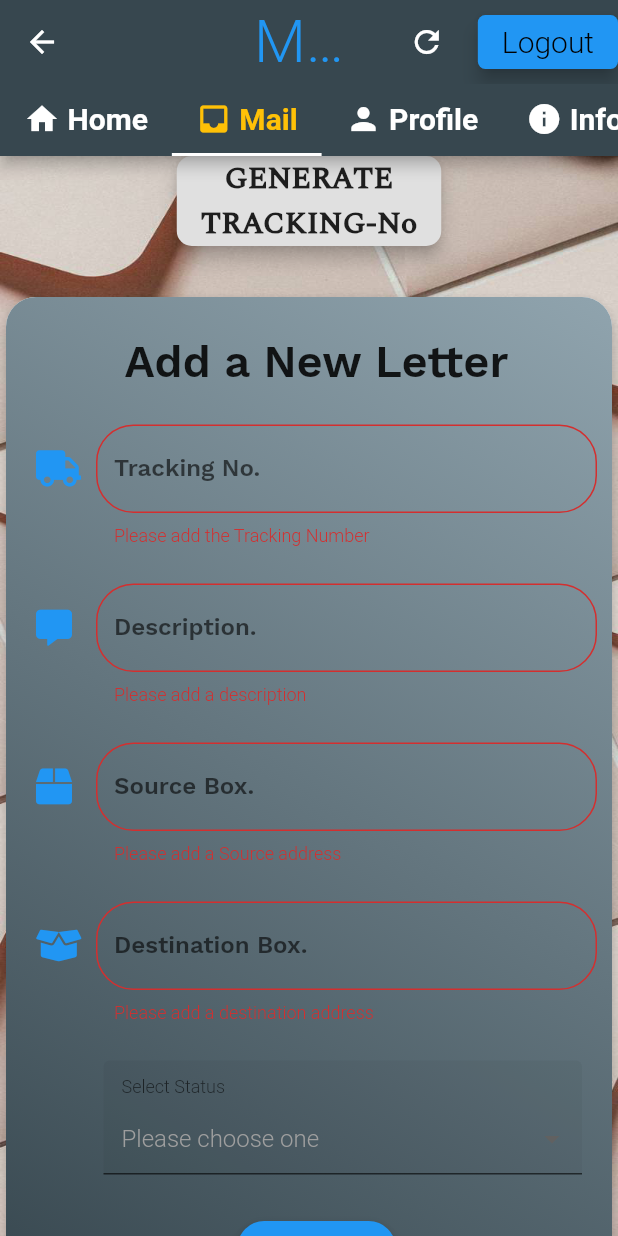
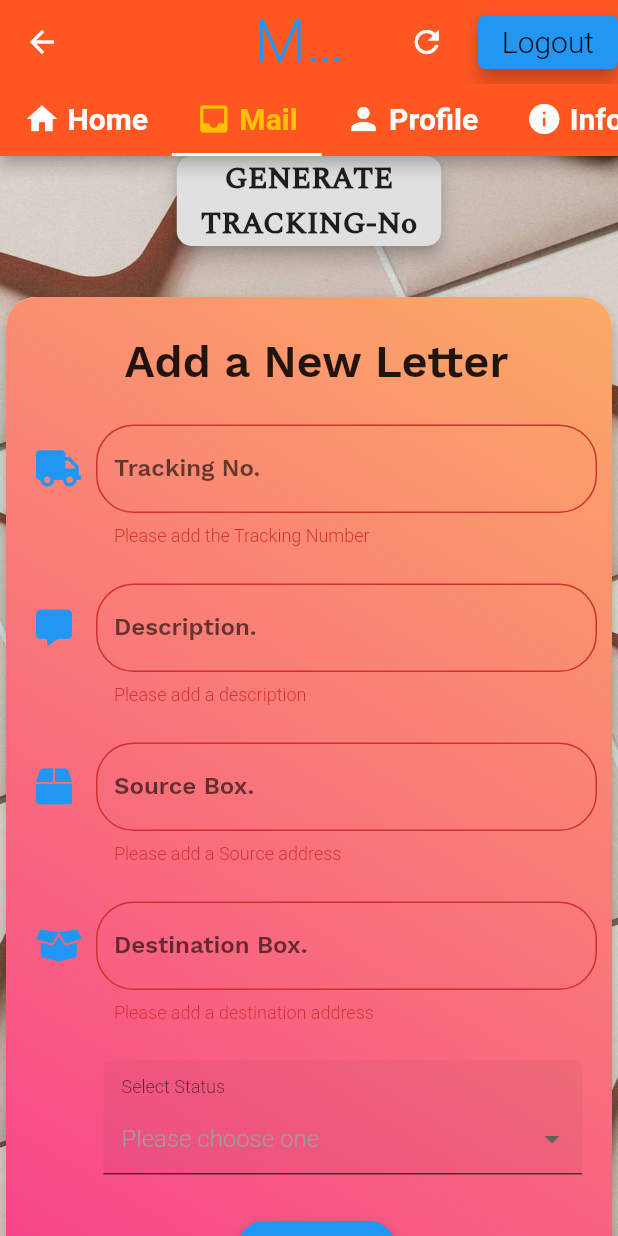
Before and after one commit to JustinWeru12/Mailme, a Flutter app: the HomePage screen opened directly, tab 2 chosen, after a tap on "SUBMIT", on a phone screen of 412 x 824 dp. Run offline on Flutter 3.47's test engine with Material 2 defaults, Android fonts, the phone set to English and light mode, and no system bars; drawn by our look-alikes of dropdown_formfield; our stand-ins replace cloud_firestore, firebase_auth, flutter_spinkit, font_awesome_flutter; accounts and stored records are empty; Roboto replaces fonts that are missing (WorkSans-Bold); project files that could hold a hidden picture were left out.

Commit message:
touch up

```diff
--- a/lib/models/letterdetails.dart
+++ b/lib/models/letterdetails.dart
@@ -4,7 +4,8 @@ class LetterDetails{
   final String sBox;
   final String dBox;
   final String status;
+  final String sDate;
 
-  LetterDetails({this.trackingNo, this.description, this.sBox, this.dBox, this.status});
+  LetterDetails({this.trackingNo, this.description, this.sBox, this.dBox, this.status, this.sDate});
 
 }
--- a/lib/models/user.dart
+++ b/lib/models/user.dart
@@ -9,7 +9,8 @@ class UserData{
   final String sBox;
   final String dBox;
   final String status;
+  final String sDate;
 
-  UserData({this.userId, this.trackingNo, this.description, this.sBox, this.dBox, this.status});
+  UserData({this.userId, this.trackingNo, this.description, this.sBox, this.dBox, this.status, this.sDate});
 
 }
--- a/lib/pages/home_page.dart
+++ b/lib/pages/home_page.dart
@@ -33,6 +33,7 @@ class _HomePageState extends State<HomePage>
   String sBox;
   String dBox;
   String status;
+  DateTime sDate;
   var letters;
 
   CrudMethods crudObj = new CrudMethods();
@@ -67,7 +68,7 @@ class _HomePageState extends State<HomePage>
         length: 4,
         child: Scaffold(
           appBar: new AppBar(
-            backgroundColor: Colors.blueGrey[800],
+            backgroundColor: Colors.deepOrange,
             title: Center(
               child: new Text('\t\t\t\t\t\t\t\t\t\tMailman'),
             ),
@@ -234,7 +235,7 @@ class _HomePageState extends State<HomePage>
                                 fontWeight: FontWeight.bold),
                           ),
                           subtitle: Text(
-                            '\nDescription: ${snapshot.data.documents[i].data['description']} \nFrom: ${snapshot.data.documents[i].data['source Box']} \nStatus: ${snapshot.data.documents[i].data['status']}\n',
+                            '\nDescription: ${snapshot.data.documents[i].data['description']} \nFrom: ${snapshot.data.documents[i].data['source Box']} \nStatus: ${snapshot.data.documents[i].data['status']}\n On: ${snapshot.data.documents[i].data['sDate']}\n',
                             style: TextStyle(
                                 fontFamily: 'Spectral', fontSize: 20.0),
                           ),
@@ -246,7 +247,7 @@ class _HomePageState extends State<HomePage>
                       ));
                 },
               );
-            }else {
+            } else {
               return Center(
                   child: Text(
                 "Welcome. Your list is Loading....",
@@ -254,8 +255,7 @@ class _HomePageState extends State<HomePage>
                 style: TextStyle(fontSize: 30.0),
               ));
             }
-  }
-);
+          });
     } else {
       return Center(
           child: Text(
@@ -313,7 +313,11 @@ class _HomePageState extends State<HomePage>
             shape: RoundedRectangleBorder(
               borderRadius: BorderRadius.circular(32.0),
             ),
-            title: Text('Update Data', style: TextStyle(fontSize: 25.0),textAlign: TextAlign.center,),
+            title: Text(
+              'Update Data',
+              style: TextStyle(fontSize: 25.0),
+              textAlign: TextAlign.center,
+            ),
             content: Container(
               height: 100.0,
               width: 150.0,
@@ -363,11 +367,14 @@ class _HomePageState extends State<HomePage>
             ),
             actions: <Widget>[
               FlatButton(
-                child: Text('Update',style: TextStyle(fontFamily: 'Spectral',fontSize: 25.0),),
+                child: Text(
+                  'Update',
+                  style: TextStyle(fontFamily: 'Spectral', fontSize: 25.0),
+                ),
                 textColor: Colors.blue,
                 onPressed: () {
                   Navigator.of(context).pop();
-                  crudObj.updateData(selectedDoc, {'status': this.status}).then(
+                  crudObj.updateData(selectedDoc, {'status': this.status, 'sDate': DateTime.now().toString()}).then(
                       (result) {
                     formKey.currentState.reset();
                     // dialogTrigger(context);
--- a/lib/pages/letter.dart
+++ b/lib/pages/letter.dart
@@ -17,6 +17,7 @@ class _LetterPageState extends State<LetterPage> {
   String status;
   TextEditingController sBox = TextEditingController();
   TextEditingController dBox = TextEditingController();
+  DateTime sDate ;
   TextEditingController description = TextEditingController();
   CrudMethods crudObj = new CrudMethods();
   // String _myActivityResult;
@@ -307,7 +308,8 @@ class _LetterPageState extends State<LetterPage> {
                                 'description': description.text.toString(),
                                 'destination Box': dBox.text.toString(),
                                 'source Box': sBox.text.toString(),
-                                'status': this.status
+                                'status': this.status,
+                                'sDate' : DateTime.now().toString()
                               }).then((result) {
                                 dialogTrigger(context);
                                 trackingNo.text = '';
--- a/lib/pages/profile.dart
+++ b/lib/pages/profile.dart
@@ -100,7 +100,6 @@ class _ProfilePageState extends State<ProfilePage> {
   }
 
   Widget _showProfile() {
-    if (profile != null) {
       return StreamBuilder(
         stream: profile,
         builder: (context, snapshot) {
@@ -160,7 +159,6 @@ class _ProfilePageState extends State<ProfilePage> {
         },
       );
     }
-  }
 
   Widget _createProfile() {
     return new Card(
--- a/lib/style/theme.dart
+++ b/lib/style/theme.dart
@@ -6,8 +6,8 @@ class Colors {
 
   const Colors();
 
-  static const Color loginGradientStart = const Color(0xFF90A4AE);
-  static const Color loginGradientEnd = const Color(0xFF37474F);
+  static const Color loginGradientStart = const Color(0xFFfbab66);
+  static const Color loginGradientEnd = const Color(0xFFf7418c);
 
   static const primaryGradient = const LinearGradient(
     colors: const [loginGradientStart, loginGradientEnd],
```
Also changed, not shown: lib/models/letter.dart (+6 -2 lines). Lines whose indentation alone changed are shown as unchanged.
